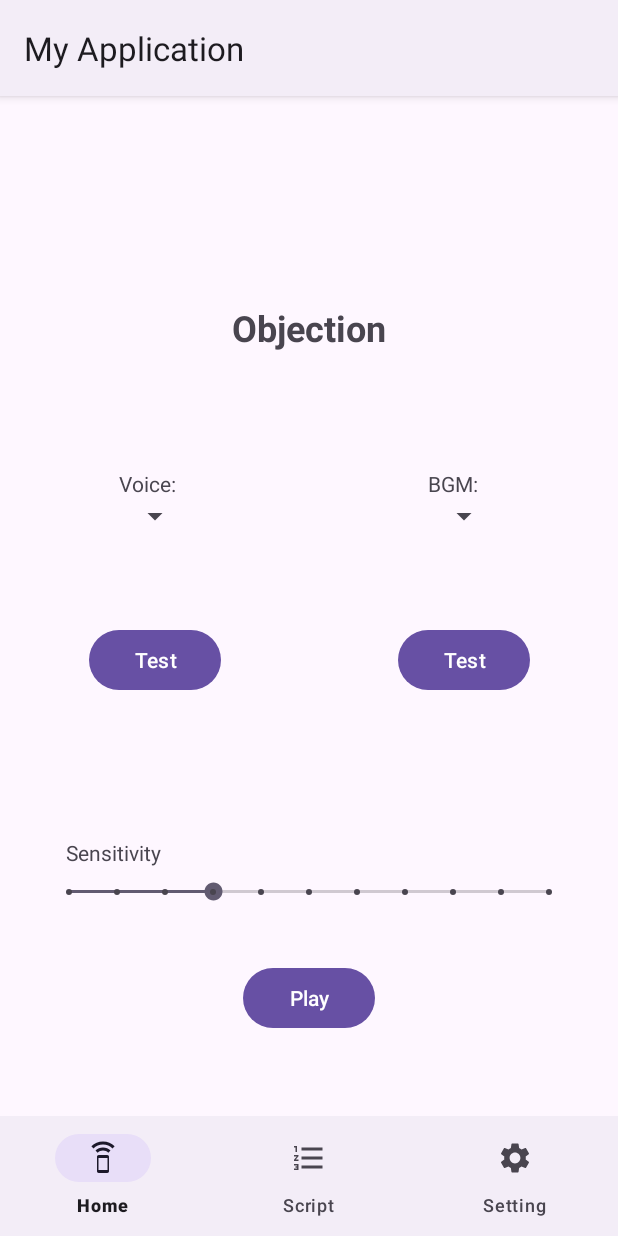
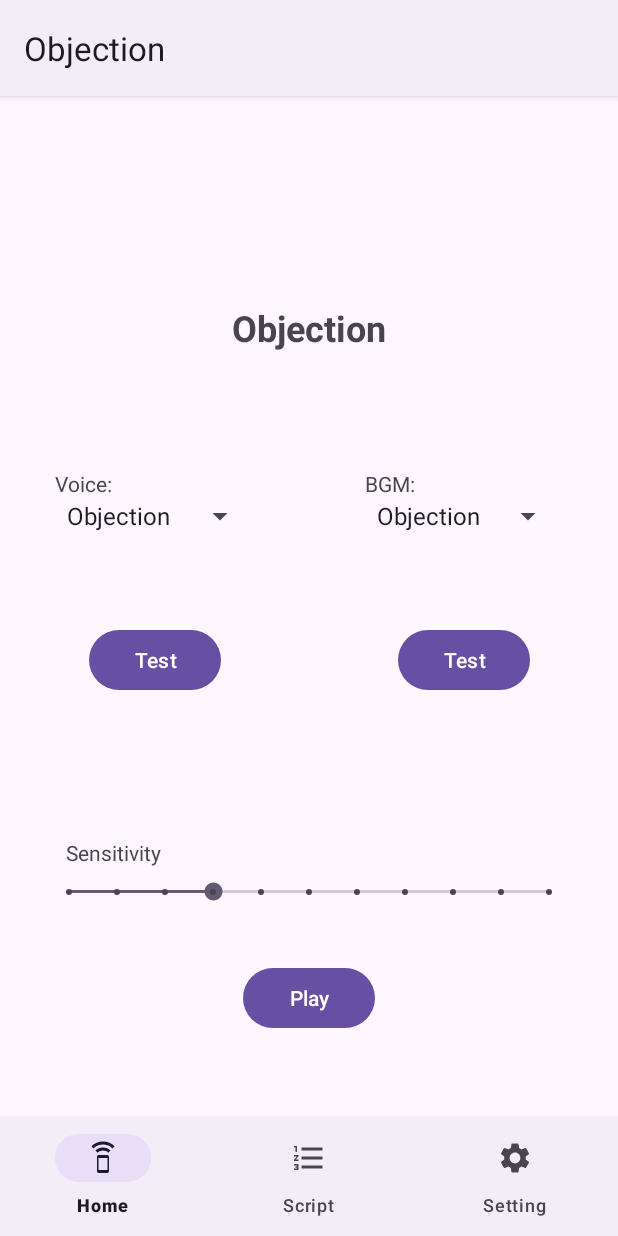
Before and after one commit to Kenny3311/Objection, an Android app: the screen it shows after launch (MainActivity), on a phone screen of 412 x 824 dp. Run offline under Robolectric (Android 15) with nearby library versions, the phone set to English and light mode, and no system bars.

Commit message:
0.0.2 Home development ready

```diff
--- a/app/src/main/java/com/example/myapplication/HomeFragment.java
+++ b/app/src/main/java/com/example/myapplication/HomeFragment.java
@@ -2,63 +2,27 @@ package com.example.myapplication;
 
 import android.os.Bundle;
 
+import androidx.annotation.NonNull;
+import androidx.annotation.Nullable;
 import androidx.fragment.app.Fragment;
 
 import android.view.LayoutInflater;
 import android.view.View;
 import android.view.ViewGroup;
+import android.widget.Button;
+import android.widget.Toast;
 
-/**
- * A simple {@link Fragment} subclass.
- * Use the {@link HomeFragment#newInstance} factory method to
- * create an instance of this fragment.
- */
+
 public class HomeFragment extends Fragment {
 
-    // TODO: Rename parameter arguments, choose names that match
-    // the fragment initialization parameters, e.g. ARG_ITEM_NUMBER
-    private static final String ARG_PARAM1 = "param1";
-    private static final String ARG_PARAM2 = "param2";
+    @Nullable
+    @Override
+    public View onCreateView(@NonNull LayoutInflater inflater, @Nullable ViewGroup container, @Nullable Bundle savedInstanceState) {
+        View view = inflater.inflate(R.layout.fragment_home, container, false);
 
-    // TODO: Rename and change types of parameters
-    private String mParam1;
-    private String mParam2;
+        Button button = view.findViewById(R.id.btnVoice);
+        button.setOnClickListener(v -> Toast.makeText(getActivity(), "Home Button Clicked", Toast.LENGTH_SHORT).show());
 
-    public HomeFragment() {
-        // Required empty public constructor
-    }
-
-    /**
-     * Use this factory method to create a new instance of
-     * this fragment using the provided parameters.
-     *
-     * @param param1 Parameter 1.
-     * @param param2 Parameter 2.
-     * @return A new instance of fragment HomeFragment.
-     */
-    // TODO: Rename and change types and number of parameters
-    public static HomeFragment newInstance(String param1, String param2) {
-        HomeFragment fragment = new HomeFragment();
-        Bundle args = new Bundle();
-        args.putString(ARG_PARAM1, param1);
-        args.putString(ARG_PARAM2, param2);
-        fragment.setArguments(args);
-        return fragment;
-    }
-
-    @Override
-    public void onCreate(Bundle savedInstanceState) {
-        super.onCreate(savedInstanceState);
-        if (getArguments() != null) {
-            mParam1 = getArguments().getString(ARG_PARAM1);
-            mParam2 = getArguments().getString(ARG_PARAM2);
-        }
-    }
-
-    @Override
-    public View onCreateView(LayoutInflater inflater, ViewGroup container,
-                             Bundle savedInstanceState) {
-        // Inflate the layout for this fragment
-        return inflater.inflate(R.layout.fragment_home, container, false);
+        return view;
     }
 }
--- a/app/src/main/java/com/example/myapplication/MainActivity.java
+++ b/app/src/main/java/com/example/myapplication/MainActivity.java
@@ -1,9 +1,13 @@
 package com.example.myapplication;
 
 import android.os.Bundle;
+import android.view.MenuItem;
+import android.widget.Button;
+import android.widget.FrameLayout;
 import android.widget.Toast;
 
 import androidx.activity.EdgeToEdge;
+import androidx.annotation.NonNull;
 import androidx.appcompat.app.AppCompatActivity;
 import androidx.core.graphics.Insets;
 import androidx.core.view.ViewCompat;
@@ -13,14 +17,15 @@ import androidx.fragment.app.FragmentManager;
 import androidx.fragment.app.FragmentTransaction;
 
 import com.example.myapplication.databinding.ActivityMainBinding;
+import com.google.android.material.bottomnavigation.BottomNavigationView;
 
 public class MainActivity extends AppCompatActivity {
-    ActivityMainBinding binding;
+
 
     @Override
     protected void onCreate(Bundle savedInstanceState) {
         super.onCreate(savedInstanceState);
-        replaceFragment(new HomeFragment());
+
         EdgeToEdge.enable(this);
         setContentView(R.layout.activity_main);
         ViewCompat.setOnApplyWindowInsetsListener(findViewById(R.id.main), (v, insets) -> {
@@ -28,24 +33,44 @@ public class MainActivity extends AppCompatActivity {
             v.setPadding(systemBars.left, systemBars.top, systemBars.right, systemBars.bottom);
             return insets;
         });
-        binding = ActivityMainBinding.inflate(getLayoutInflater());
-        setContentView(binding.getRoot());
+        BottomNavigationView bottomNavigationView = findViewById(R.id.bottomNavigationView);
+        bottomNavigationView.setOnNavigationItemSelectedListener(new BottomNavigationView.OnNavigationItemSelectedListener() {
+            @Override
+            public boolean onNavigationItemSelected(@NonNull MenuItem item) {
+                Fragment selectedFragment = null;
+                int itemID = item.getItemId();
+                if(itemID == R.id.home){
+                    selectedFragment = new HomeFragment();
+                } else if (itemID == R.id.script){
+                    selectedFragment = new ScriptFragment();
+                } else if (itemID == R.id.setting) {
+                    selectedFragment = new SettingFragment();
+                }
 
-        binding.bottomNavigationView.setOnItemSelectedListener(item -> {
-            if(item.getItemId() == R.id.home){
-                replaceFragment(new HomeFragment());
-            }else if(item.getItemId()==R.id.script){
-                replaceFragment(new ScriptFragment());
-            } else if (item.getItemId()== R.id.setting) {
-                replaceFragment(new SettingFragment());
+                if (selectedFragment != null) {
+                    FragmentTransaction transaction = getSupportFragmentManager().beginTransaction();
+                    transaction.replace(R.id.frameLayout, selectedFragment);
+                    transaction.commit();
+                }
+                return true;
             }
-            return true;
         });
+
+        // Set the default selected item
+        bottomNavigationView.setSelectedItemId(R.id.home);
+
+
+
     }
-    private void replaceFragment(Fragment fragment){
+    private void replaceFragment(Fragment fragment, boolean isAppInitialized){
         FragmentManager fragmentManager = getSupportFragmentManager();
         FragmentTransaction fragmentTransaction = fragmentManager.beginTransaction();
-        fragmentTransaction.replace(R.id.frameLayout,fragment);
+        if(isAppInitialized){
+            fragmentTransaction.add(R.id.frameLayout , fragment);
+        }else {
+            fragmentTransaction.replace(R.id.frameLayout,fragment);
+        }
+
         fragmentTransaction.commit();
     }
 }
--- a/app/src/main/res/layout/fragment_home.xml
+++ b/app/src/main/res/layout/fragment_home.xml
@@ -40,15 +40,17 @@
         android:layout_height="wrap_content"
         app:layout_constraintEnd_toEndOf="@+id/btnVoice"
         app:layout_constraintStart_toStartOf="@+id/btnVoice"
-        app:layout_constraintTop_toBottomOf="@+id/txtVoice" />
+        app:layout_constraintTop_toBottomOf="@+id/txtVoice"
+        android:entries="@array/VoiceClip"/>
 
     <Spinner
         android:id="@+id/BGMspinner"
         android:layout_width="wrap_content"
         android:layout_height="wrap_content"
-        app:layout_constraintEnd_toEndOf="@+id/button2"
-        app:layout_constraintStart_toStartOf="@+id/button2"
-        app:layout_constraintTop_toBottomOf="@+id/txtBGM" />
+        app:layout_constraintEnd_toEndOf="@+id/btnBGM"
+        app:layout_constraintStart_toStartOf="@+id/btnBGM"
+        app:layout_constraintTop_toBottomOf="@+id/txtBGM"
+        android:entries="@array/BGM"/>
 
     <TextView
         android:id="@+id/txtBGM"
@@ -95,7 +97,7 @@
         app:layout_constraintTop_toBottomOf="@+id/VoiceSpinner" />
 
     <Button
-        android:id="@+id/button2"
+        android:id="@+id/btnBGM"
         android:layout_width="wrap_content"
         android:layout_height="wrap_content"
         android:layout_marginTop="60dp"
--- a/app/src/main/res/values/strings.xml
+++ b/app/src/main/res/values/strings.xml
@@ -1,5 +1,11 @@
 <resources>
-    <string name="app_name">My Application</string>
-    <!-- TODO: Remove or change this placeholder text -->
-    <string name="hello_blank_fragment">Hello blank fragment</string>
+    <string name="app_name">Objection</string>
+    <string-array name="VoiceClip">
+        <item>Objection</item>
+        <item>Take That</item>
+    </string-array>
+    <string-array name="BGM">
+        <item>Objection</item>
+        <item>Pursuit</item>
+    </string-array>
 </resources>
```
